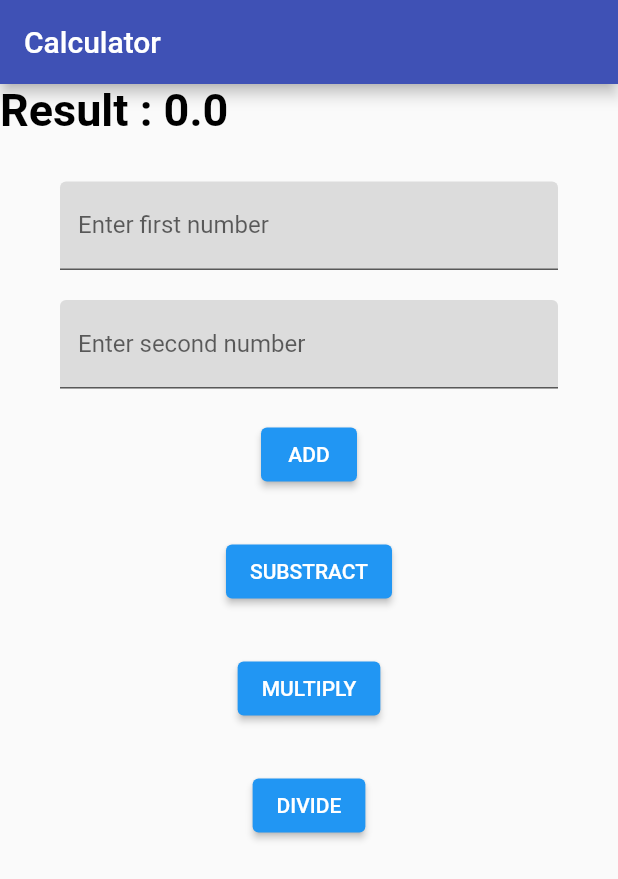
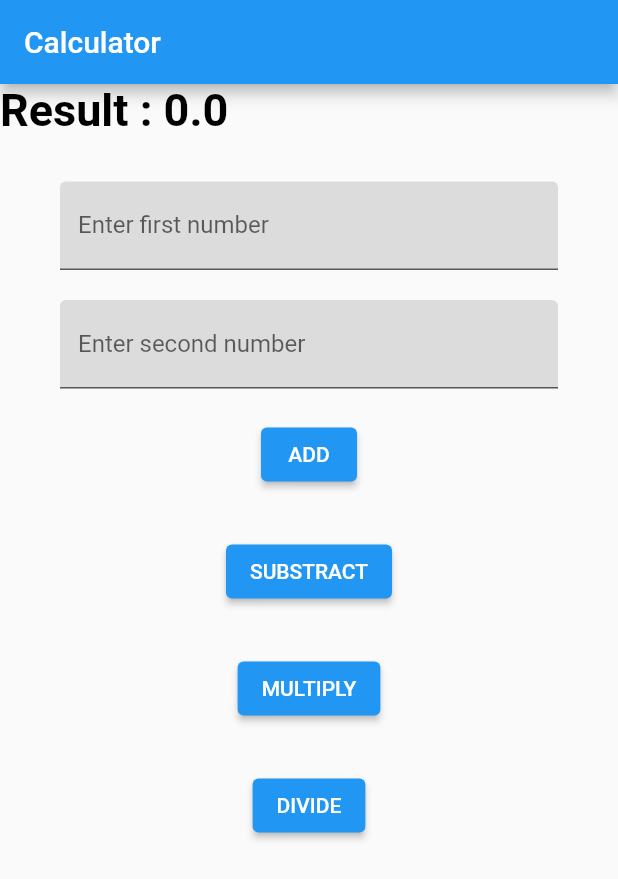
Before and after one commit to ahmadnaufal684/flutter-ahmad-naufal-fundamental, a Flutter app: the screen it shows after launch, on a phone screen of 412 x 824 dp. Shown: the top 879 px of the screen. Run offline on Flutter 3.47's test engine with Material 2 defaults, Android fonts, the phone set to English and light mode, and no system bars.

Commit message:
mini projek 3

```diff
--- a/lib/main.dart
+++ b/lib/main.dart
@@ -54,7 +54,7 @@ class _MyAppState extends State<MyApp> {
     return MaterialApp(
         home: Scaffold(
       appBar: AppBar(
-        backgroundColor: Colors.indigo,
+        backgroundColor: Colors.blue,
         title: Text('Calculator'),
       ),
       body: Column(
```
